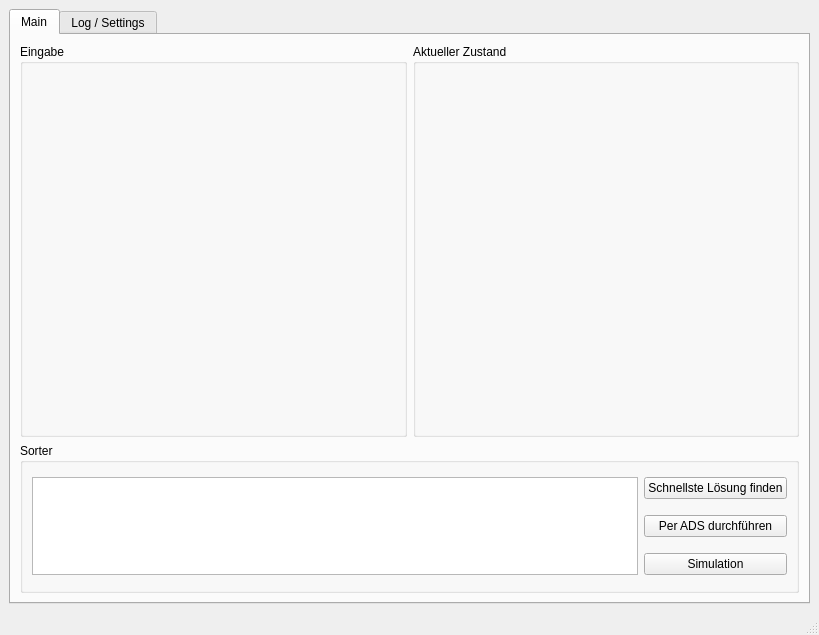
First picture: the form in main.ui, repository WolleTD/RackSorterPython, before the edit.
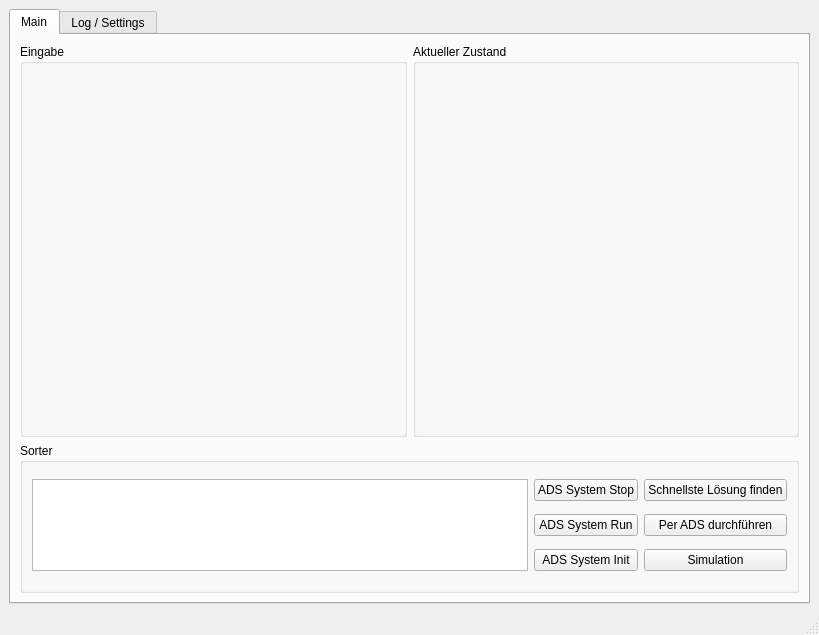
Second picture: the form after the edit.

Commit message: GUI kann ADS

```diff
--- a/main.ui
+++ b/main.ui
@@ -53,20 +53,7 @@
            <string>Sorter</string>
           </property>
           <layout class="QGridLayout" name="gridLayout_4">
-           <property name="topMargin">
-            <number>4</number>
-           </property>
-           <property name="bottomMargin">
-            <number>4</number>
-           </property>
-           <item row="1" column="1">
-            <widget class="QPushButton" name="btnFindSolution">
-             <property name="text">
-              <string>Schnellste Lösung finden</string>
-             </property>
-            </widget>
-           </item>
-           <item row="1" column="0" rowspan="3">
+           <item row="0" column="0" rowspan="3">
             <widget class="QTextEdit" name="teInfo">
              <property name="styleSheet">
               <string notr="true"/>
@@ -76,14 +63,51 @@
              </property>
             </widget>
            </item>
-           <item row="2" column="1">
+           <item row="0" column="1">
+            <widget class="QPushButton" name="btnAdsStop">
+             <property name="toolTip">
+              <string>Steuerung inaktiv schalten</string>
+             </property>
+             <property name="text">
+              <string>ADS System Stop</string>
+             </property>
+            </widget>
+           </item>
+           <item row="0" column="2">
+            <widget class="QPushButton" name="btnFindSolution">
+             <property name="text">
+              <string>Schnellste Lösung finden</string>
+             </property>
+            </widget>
+           </item>
+           <item row="1" column="1">
+            <widget class="QPushButton" name="btnAdsStart">
+             <property name="toolTip">
+              <string>Steuerung aktiv schalten</string>
+             </property>
+             <property name="text">
+              <string>ADS System Run</string>
+             </property>
+            </widget>
+           </item>
+           <item row="1" column="2">
             <widget class="QPushButton" name="btnRunADS">
              <property name="text">
               <string>Per ADS durchführen</string>
              </property>
             </widget>
            </item>
-           <item row="3" column="1">
+           <item row="2" column="1">
+            <widget class="QPushButton" name="btnAdsInit">
+             <property name="toolTip">
+              <string>Initialisierungs-Routine ausführen</string>
+             </property>
+             <property name="text">
+              <string>ADS System Init</string>
+             </property>
+            </widget>
+           </item>
+           <item row="2" column="2">
             <widget class="QPushButton" name="btnSimulation">
              <property name="text">
               <string>Simulation</string>
```
Left out of the diff: 21 changed lines with no effect on the pictures. The commit also changes 1 other file.
